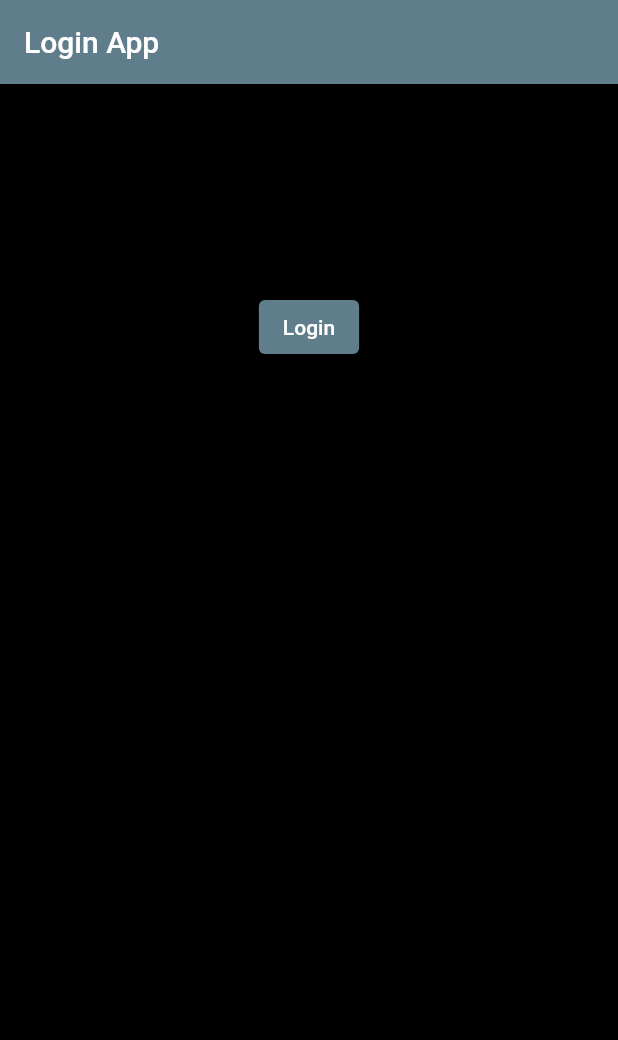
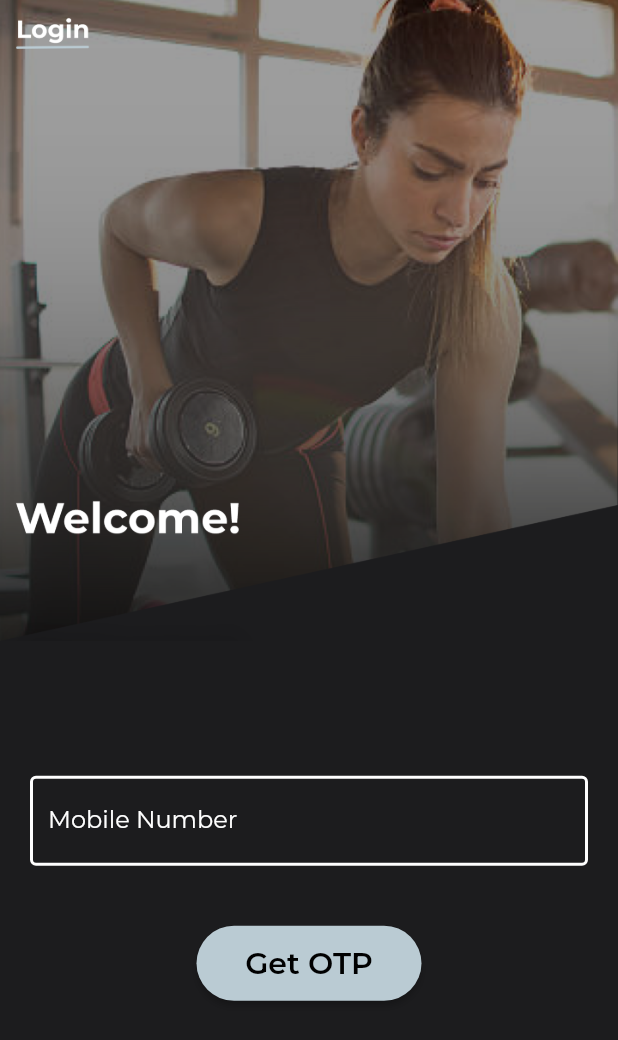
Before and after one commit to K-prog/GripnGrab, a Flutter app: the screen it shows after launch, on a phone screen of 412 x 824 dp. Shown: the top 1040 px of the screen. Run offline on Flutter 3.47's test engine with Material 2 defaults, Android fonts, the phone set to English and light mode, and no system bars; our stand-ins replace video_player.

Commit message:
Login page UI Completed

```diff
--- a/lib/login_page.dart
+++ b/lib/login_page.dart
@@ -1,64 +1,79 @@
 import 'package:flutter/material.dart';
+import 'package:flutter/services.dart';
 
 // ignore: must_be_immutable
 class LoginPage extends StatelessWidget {
   final _formKey = GlobalKey<FormState>();
-  String? email = "", password = "";
+  String?  mobile_number = ""; //Defining the variable
 
   LoginPage({super.key});
 
   @override
   Widget build(BuildContext context) {
     return Scaffold(
-      backgroundColor: Colors.black,
-      appBar: AppBar(
-        title: const Text('Login App'),
-      ),
-      body: Container(
-        padding: const EdgeInsets.all(20.0),
+      backgroundColor: Colors.white,
+      appBar: null,  //Removing the appbar
+      body: SafeArea(
+        child: SingleChildScrollView( //Making the body scrollable
+        child: Container(
+        height: (MediaQuery.of(context).size.height),
+        width: (MediaQuery.of(context).size.width),
+        color: Color(0xFF1C1C1E),  //Setting the background color
         child: Form(
           key: _formKey,
           child: Column(
-            children: <Widget>[
-              TextFormField(
+            crossAxisAlignment: CrossAxisAlignment.center,
+            mainAxisAlignment: MainAxisAlignment.start,
+            children: [
+              Image.asset('assets/images/loginimg.png', width: double.infinity,),
+              const SizedBox(height: 70),
+              Padding(padding: EdgeInsets.all(20.0),
+              child:TextFormField(
+                style: TextStyle(color: Colors.white),  //Setting the text color
+                keyboardType: TextInputType.number,       //Defining the keyboard type
+                inputFormatters: [FilteringTextInputFormatter.allow(RegExp(r'[0-9]')),  //Defining the input format, i.e. only numbers
+                FilteringTextInputFormatter.digitsOnly],
                 validator: (input) {
-                  if (input!.isEmpty) {
-                    return 'Please enter an email';
+                  if (input!.length < 10) {
+                    return 'Please enter a 10 digit number';
                   }
                   return null;
                 },
-                onSaved: (input) => email = input,
+                onSaved: (input) => mobile_number = input,
                 decoration: const InputDecoration(
-                  labelText: 'Email',
+                 labelText: 'Mobile Number',
+                 labelStyle: TextStyle(color: Colors.white),  //Setting the text color
+                 enabledBorder: OutlineInputBorder(
+                   borderSide: BorderSide(width: 2,color: Colors.white,
+
                           ),
+                            //Setting the border color
                  ),
-              TextFormField(
-                validator: (input) {
-                  if (input!.length < 6) {
-                    return 'Password must be at least 6 characters';
-                  }
-                  return null;
-                },
-                onSaved: (input) => password = input,
-                decoration: const InputDecoration(
-                  labelText: 'Password',
                 ),
                 obscureText: true,
               ),
-              ElevatedButton(
+              ),
+              const SizedBox(height: 20),
+              SizedBox(
+                width: 150,
+                height: 50,
+                    child: ElevatedButton(
                       onPressed: () {
                         if (_formKey.currentState!.validate()) {
                           _formKey.currentState!.save();
-                    print('Email: $email');
-                    print('Password: $password');
+                          print('Mobile Number: $mobile_number');  //Printing the mobile number
                         }
                       },
-                child: const Text('Login'),
+                      child: const Text('Get OTP', style: TextStyle(fontFamily: 'Montserrat',fontWeight: FontWeight.w700,  fontSize: 20),),
+                      style: ElevatedButton.styleFrom(shape: StadiumBorder()),
+                    ),
                   ),
             ],
           ),
         ),
       ),
+      )
+      )
     );
   }
 }
--- a/lib/main.dart
+++ b/lib/main.dart
@@ -13,13 +13,36 @@
   @override
   Widget build(BuildContext context) {
     return MaterialApp(
+      debugShowCheckedModeBanner: false,
       title: 'Login App',
       theme: ThemeData(
-        primarySwatch: Colors.blueGrey,
+        fontFamily: 'Montserrat',
+        primarySwatch:  buildMaterialColor(const Color(0xFFBACBD3)),
+
       ),
       home: const HomePage(),
     );
   }
+
+  MaterialColor buildMaterialColor(Color color) {
+  List strengths = <double>[.05];
+  Map<int, Color> swatch = {};
+  final int r = color.red, g = color.green, b = color.blue;
+
+  for (int i = 1; i < 10; i++) {
+    strengths.add(0.1 * i);
+  }
+  strengths.forEach((strength) {
+    final double ds = 0.5 - strength;
+    swatch[(strength * 1000).round()] = Color.fromRGBO(
+      r + ((ds < 0 ? r : (255 - r)) * ds).round(),
+      g + ((ds < 0 ? g : (255 - g)) * ds).round(),
+      b + ((ds < 0 ? b : (255 - b)) * ds).round(),
+      1,
+    );
+  });
+  return MaterialColor(color.value, swatch);
+}
 }
 
 class HomePage extends StatefulWidget {
```
Also changed, not shown: pubspec.yaml (+13 -4 lines), assets/fonts/Medium.ttf (added), assets/fonts/Regular.ttf (added), assets/fonts/SemiBold.ttf (added), assets/images/loginimg.png (added). Lines whose indentation alone changed are shown as unchanged.
